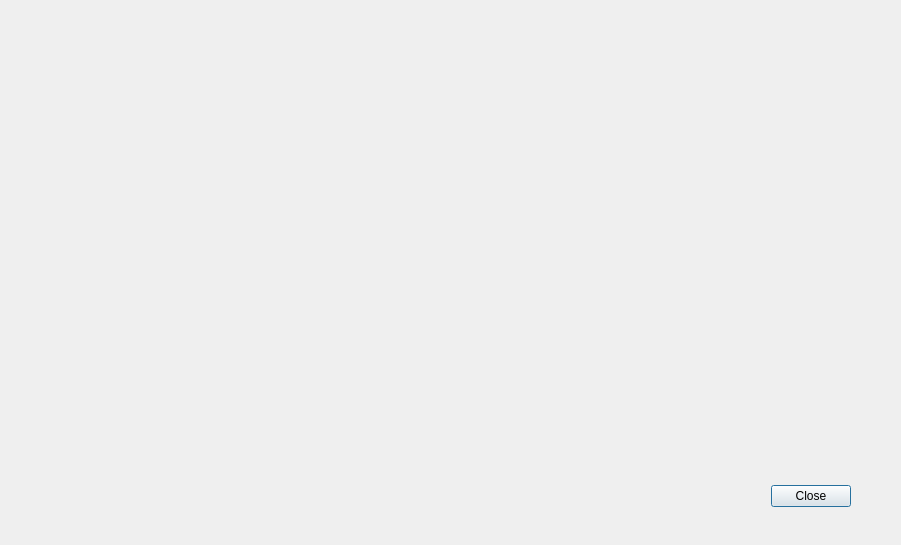
Above: admin_client/client_gui/app/UserLookup/forms/UserLookup.ui from deskos-xp/SaffronServer before the change. Below: the same form after it.
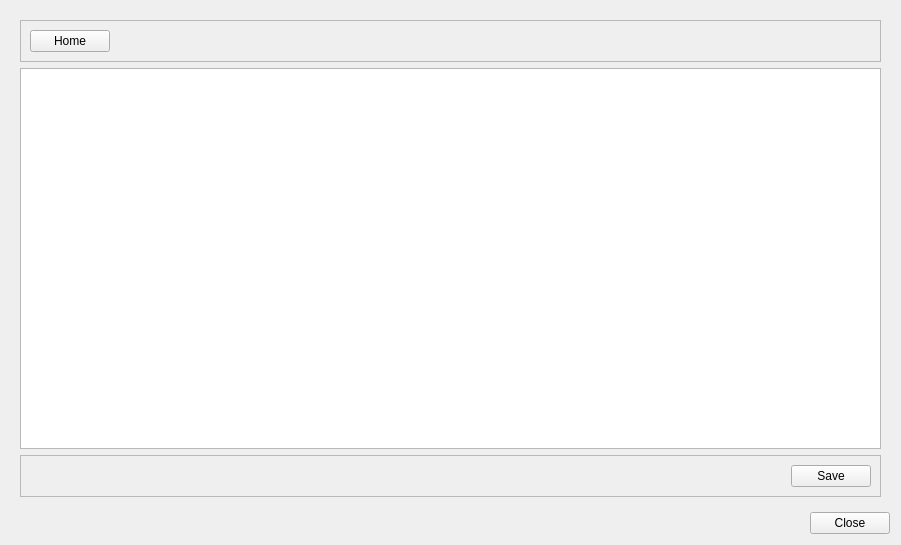
That is the form after the change. The open tabs and pages were chosen to show the change.

Commit message: updates to userlookup dialog

```diff
--- a/admin_client/client_gui/app/UserLookup/forms/UserLookup.ui
+++ b/admin_client/client_gui/app/UserLookup/forms/UserLookup.ui
@@ -13,22 +13,162 @@
   <property name="windowTitle">
    <string>Dialog</string>
   </property>
-  <widget class="QDialogButtonBox" name="buttonBox">
-   <property name="geometry">
-    <rect>
-     <x>510</x>
-     <y>480</y>
-     <width>341</width>
-     <height>32</height>
-    </rect>
-   </property>
-   <property name="orientation">
-    <enum>Qt::Horizontal</enum>
-   </property>
-   <property name="standardButtons">
-    <set>QDialogButtonBox::Close</set>
-   </property>
-  </widget>
+  <layout class="QGridLayout" name="gridLayout_2">
+   <item row="0" column="0">
+    <widget class="QStackedWidget" name="stackedWidget">
+     <widget class="QWidget" name="search">
+      <layout class="QGridLayout" name="gridLayout">
+       <item row="0" column="0">
+        <widget class="QSplitter" name="splitter_2">
+         <property name="orientation">
+          <enum>Qt::Horizontal</enum>
+         </property>
+         <widget class="QTableView" name="searchView"/>
+         <widget class="QListView" name="resultsView">
+          <property name="maximumSize">
+           <size>
+            <width>300</width>
+            <height>16777215</height>
+           </size>
+          </property>
+         </widget>
+        </widget>
+       </item>
+       <item row="1" column="0">
+        <widget class="QSplitter" name="splitter">
+         <property name="orientation">
+          <enum>Qt::Horizontal</enum>
+         </property>
+         <widget class="QPushButton" name="back">
+          <property name="minimumSize">
+           <size>
+            <width>0</width>
+            <height>35</height>
+           </size>
+          </property>
+          <property name="maximumSize">
+           <size>
+            <width>16777215</width>
+            <height>40</height>
+           </size>
+          </property>
+          <property name="text">
+           <string>Back</string>
+          </property>
+         </widget>
+         <widget class="QSpinBox" name="page">
+          <property name="maximum">
+           <number>999999999</number>
+          </property>
+         </widget>
+         <widget class="QPushButton" name="clear">
+          <property name="text">
+           <string>Clear</string>
+          </property>
+         </widget>
+         <widget class="QSpinBox" name="limit">
+          <property name="maximum">
+           <number>999999999</number>
+          </property>
+         </widget>
+         <widget class="QPushButton" name="next">
+          <property name="text">
+           <string>next</string>
+          </property>
+         </widget>
+         <widget class="QPushButton" name="search_button">
+          <property name="text">
+           <string>Search</string>
+          </property>
+         </widget>
+        </widget>
+       </item>
+      </layout>
+     </widget>
+     <widget class="QWidget" name="result">
+      <layout class="QGridLayout" name="gridLayout_5">
+       <item row="0" column="0">
+        <widget class="QFrame" name="frame_2">
+         <property name="frameShape">
+          <enum>QFrame::StyledPanel</enum>
+         </property>
+         <property name="frameShadow">
+          <enum>QFrame::Raised</enum>
+         </property>
+         <layout class="QGridLayout" name="gridLayout_3">
+          <item row="0" column="0">
+           <widget class="QPushButton" name="home">
+            <property name="text">
+             <string>Home</string>
+            </property>
+           </widget>
+          </item>
+          <item row="0" column="1">
+           <spacer name="horizontalSpacer_2">
+            <property name="orientation">
+             <enum>Qt::Horizontal</enum>
+            </property>
+            <property name="sizeHint" stdset="0">
+             <size>
+              <width>768</width>
+              <height>20</height>
+             </size>
+            </property>
+           </spacer>
+          </item>
+         </layout>
+        </widget>
+       </item>
+       <item row="1" column="0">
+        <widget class="QTableView" name="userView"/>
+       </item>
+       <item row="2" column="0">
+        <widget class="QFrame" name="frame">
+         <property name="frameShape">
+          <enum>QFrame::StyledPanel</enum>
+         </property>
+         <property name="frameShadow">
+          <enum>QFrame::Raised</enum>
+         </property>
+         <layout class="QGridLayout" name="gridLayout_4">
+          <item row="0" column="1">
+           <widget class="QPushButton" name="save">
+            <property name="text">
+             <string>Save</string>
+            </property>
+           </widget>
+          </item>
+          <item row="0" column="0">
+           <spacer name="horizontalSpacer">
+            <property name="orientation">
+             <enum>Qt::Horizontal</enum>
+            </property>
+            <property name="sizeHint" stdset="0">
+             <size>
+              <width>40</width>
+              <height>20</height>
+             </size>
+            </property>
+           </spacer>
+          </item>
+         </layout>
+        </widget>
+       </item>
+      </layout>
+     </widget>
+    </widget>
+   </item>
+   <item row="1" column="0">
+    <widget class="QDialogButtonBox" name="buttonBox">
+     <property name="orientation">
+      <enum>Qt::Horizontal</enum>
+     </property>
+     <property name="standardButtons">
+      <set>QDialogButtonBox::Close</set>
+     </property>
+    </widget>
+   </item>
+  </layout>
  </widget>
  <resources/>
  <connections>
```
The commit also changes 100 other files.
